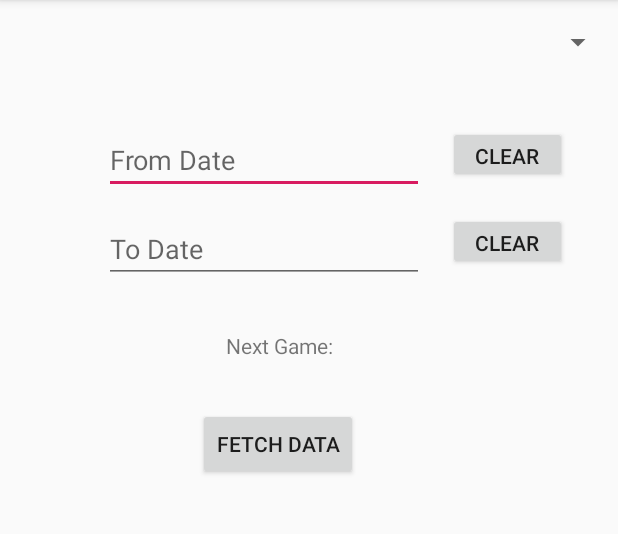
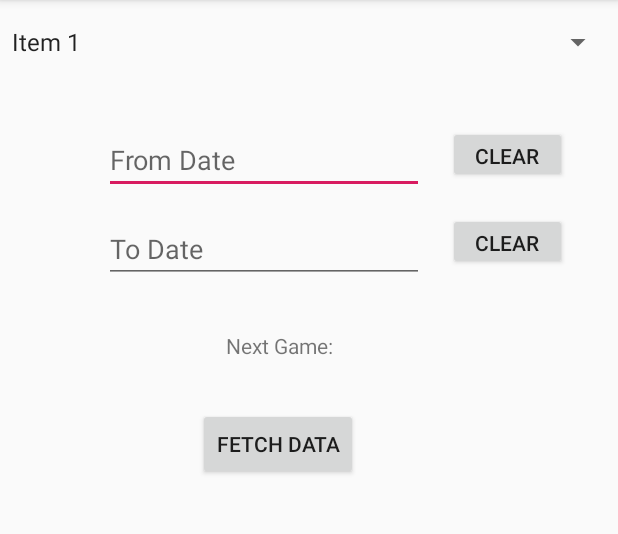
Before and after one commit to Drjansson/NHLHockeyAtGoodEUTimes, an Android app: the screen it shows after launch (MainActivity), on a phone screen of 412 x 824 dp, the part 84-618 px from its top. Run offline under Robolectric (Android 15) with nearby library versions, the phone set to English and light mode, and no system bars.

Commit message:
Added a dummy spinner to hold teams name in the future.

```diff
--- a/app/src/main/java/se/drjansson/nhlhockeyatgoodtimes/MainActivity.kt
+++ b/app/src/main/java/se/drjansson/nhlhockeyatgoodtimes/MainActivity.kt
@@ -2,10 +2,12 @@ package se.drjansson.nhlhockeyatgoodtimes
 
 import android.app.DatePickerDialog
 import android.os.Bundle
-import android.provider.Settings.System.DATE_FORMAT
 import android.text.InputType
 import android.util.Log
 import android.view.View
+import android.widget.AdapterView
+import android.widget.AdapterView.OnItemSelectedListener
+import android.widget.ArrayAdapter
 import android.widget.EditText
 import android.widget.TextView
 import androidx.appcompat.app.AppCompatActivity
@@ -26,6 +28,7 @@ class MainActivity : AppCompatActivity() {
     private var dateTo : EditText? = null
     private var startDate: String = ""
     private var endDate: String = ""
+    private var selectedTeam: String = ""
 
     override fun onCreate(savedInstanceState: Bundle?) {
         super.onCreate(savedInstanceState)
@@ -36,7 +39,15 @@ class MainActivity : AppCompatActivity() {
     }
 
     private fun populateSpinner() {
+        var list_of_items = arrayOf("Item 1", "Item 2", "Item 3")
+        spinTeamSelect.onItemSelectedListener = spinSelectedListener
 
+        // Create an ArrayAdapter using a simple spinner layout and languages array
+        val aa = ArrayAdapter(this, android.R.layout.simple_spinner_item, list_of_items)
+        // Set layout to use when the list of choices appear
+        aa.setDropDownViewResource(android.R.layout.simple_spinner_dropdown_item)
+        // Set Adapter to Spinner
+        spinTeamSelect!!.adapter = aa
     }
 
     private fun initializeUI() {
@@ -89,6 +100,15 @@ class MainActivity : AppCompatActivity() {
 
     }
 
+    private val spinSelectedListener = object: OnItemSelectedListener{
+        override fun onItemSelected(parent: AdapterView<*>, view: View, position: Int, id: Long) {
+            val selectedItem = parent.getItemAtPosition(position).toString()
+            selectedTeam = selectedItem
+        }
+        override fun onNothingSelected(parent: AdapterView<*>) {
+
+        }
+    }
 
     private fun getJson(){
         var baseURL = "https://statsapi.web.nhl.com/api/v1/schedule?teamId=21"
@@ -152,7 +172,7 @@ class MainActivity : AppCompatActivity() {
     class Info(val date: String, val games: List<Games>)
     class Games(val gameDate: String, val teams: Teams, var before10 : Boolean = false, var cal : Calendar)
     class Teams(val away: Lag, val home: Lag )
-    class Lag(val team: Sista)
-    class Sista(val name: String)
+    class Lag(val team: Name)
+    class Name(val name: String)
 
 }
--- a/app/src/main/res/layout/match_row.xml
+++ b/app/src/main/res/layout/match_row.xml
@@ -3,7 +3,8 @@
     xmlns:app="http://schemas.android.com/apk/res-auto"
     xmlns:tools="http://schemas.android.com/tools"
     android:layout_width="match_parent"
-    android:layout_height="wrap_content">
+    android:layout_height="wrap_content"
+    android:layout_marginBottom="10dp">
 
     <TextView
         android:id="@+id/txtHomeTeam"
@@ -38,6 +39,7 @@
         android:layout_marginTop="20dp"
         android:ems="10"
         android:importantForAutofill="no"
+        android:background="@android:color/white"
         app:layout_constraintStart_toStartOf="parent"
         app:layout_constraintTop_toBottomOf="@+id/txtHomeTeam" />
 
```
Also changed, not shown: app/src/main/java/se/drjansson/nhlhockeyatgoodtimes/MainAdapter.kt (+3 -5 lines).
